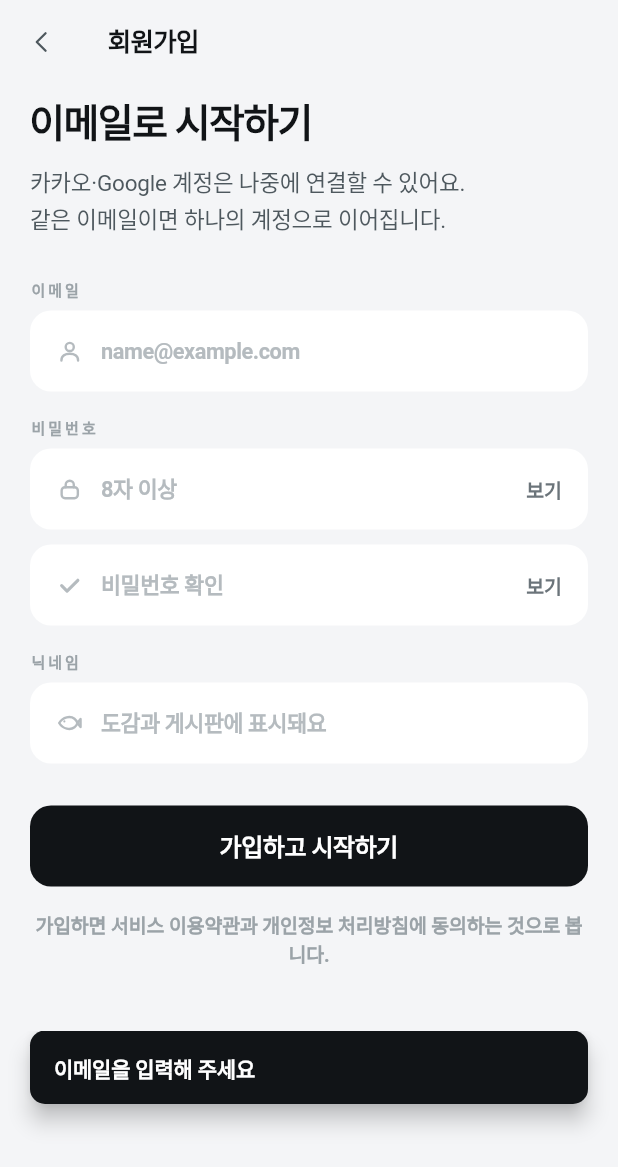
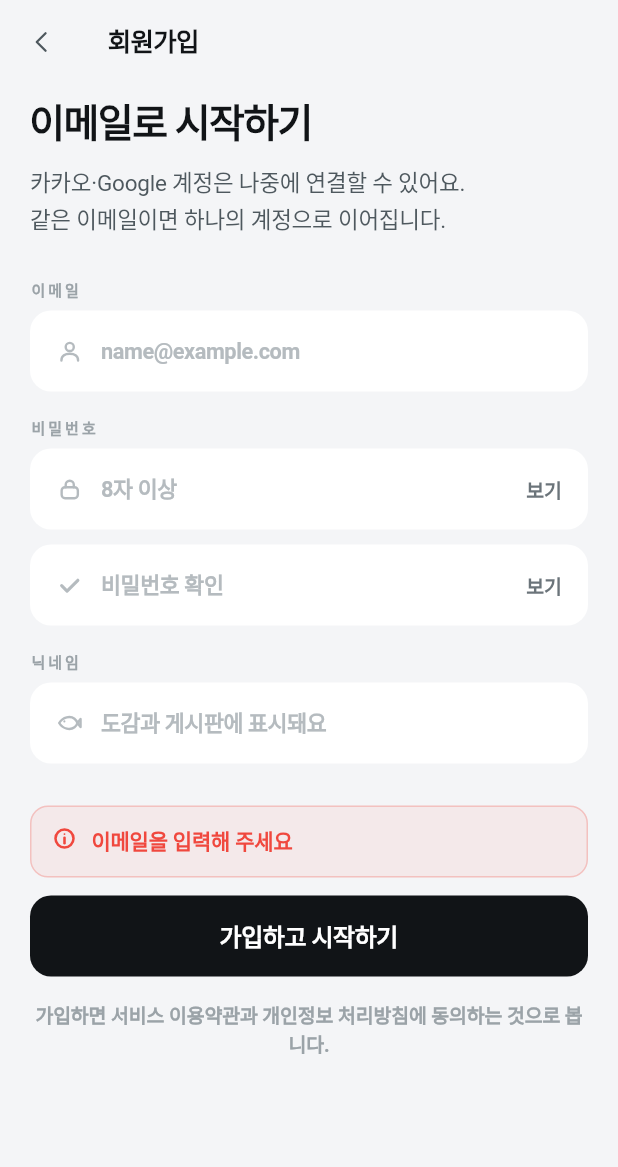
Before and after one commit to hyun7494/APA, a Flutter app: the SignUpScreen screen opened by its route, after a tap on "가입하고 시작하기", on a phone screen of 412 x 824 dp. Shown: the top 1167 px of the screen. Run offline on Flutter 3.47's test engine with Material 3 defaults, Android fonts, the phone set to English and light mode, and no system bars; our stand-ins replace dio, flutter_riverpod, flutter_secure_storage, go_router, google_fonts, google_sign_in and 1 more; missing offline and left inert: kakao_flutter_sdk_user; accounts and stored records are empty; Roboto replaces fonts that are missing (Gothic A1).

Commit message:
fix: keep the reason a login failed on screen
A failed login said why in a snackbar: bottom of the screen, four seconds, gone.
That is the wrong container for this error. It appears far from the button the
user just pressed, and it takes itself away before they have decided what to do
next — which for "이메일 또는 비밀번호가 올바르지 않습니다" is the whole point, since
the next move is to retype something or go and sign up.

The message now sits inline, directly above the button that was pressed, and
stays until the user starts editing a field. Editing clears it, because a red
line about the previous attempt is worse than nothing once the input has
changed: people read it as a verdict on what they just typed.

Client-side validation goes to the same place. To a user "이메일과 비밀번호를
입력해 주세요" and a 401 are both just the reason it did not work, and having one
appear inline and the other flash at the bottom teaches nothing about which is
which. Sign-up gets the same treatment; "이미 가입된 이메일입니다" needs to survive
long enough to be acted on.

The link dialog keeps its own copy, because the screen's error slot is behind
it. A wrong password there used to reopen the dialog with no explanation, which
looks like the app simply refusing.

The mechanism was never broken — a widget test confirms the snackbar did appear.
It was that nobody saw it. The new test asserts the message is still present
after pumpAndSettle, which the snackbar version fails.

Co-Authored-By: Claude Opus 5 <noreply@anthropic.com>

```diff
--- a/fishing_app/lib/screens/signup_screen.dart
+++ b/fishing_app/lib/screens/signup_screen.dart
@@ -31,8 +31,26 @@ class _SignUpScreenState extends ConsumerState<SignUpScreen> {
   final _passwordConfirm = TextEditingController();
   final _nickname = TextEditingController();
 
+  /// 서버에 가기 전에 우리가 아는 오류. 서버가 준 문구와 같은 자리에 그린다.
+  String? _localError;
+
   /// 서버 규칙과 같은 값이다 (`PasswordPolicy.MIN_LENGTH`).
   static const _minPasswordLength = 8;
+
+  @override
+  void initState() {
+    super.initState();
+    // 고치기 시작하면 지운다 — 방금 바꾼 값에 대한 판정이 아직 없는데
+    // 빨간 문구가 남아 있으면 그것부터 의심하게 된다.
+    for (final field in [_email, _password, _passwordConfirm, _nickname]) {
+      field.addListener(_clearErrors);
+    }
+  }
+
+  void _clearErrors() {
+    if (_localError != null) setState(() => _localError = null);
+    ref.read(authControllerProvider.notifier).clearError();
+  }
 
   @override
   void dispose() {
@@ -46,14 +64,6 @@ class _SignUpScreenState extends ConsumerState<SignUpScreen> {
   @override
   Widget build(BuildContext context) {
     final auth = ref.watch(authControllerProvider);
-
-    ref.listen(authControllerProvider, (previous, next) {
-      final error = next.error;
-      if (error != null && error != previous?.error) {
-        _toast(error.message);
-        ref.read(authControllerProvider.notifier).clearError();
-      }
-    });
 
     return Scaffold(
       backgroundColor: AppColors.bg,
@@ -152,6 +162,9 @@ class _SignUpScreenState extends ConsumerState<SignUpScreen> {
                 ),
               ),
               const SizedBox(height: 28),
+              // 방금 누른 버튼 바로 위. "이미 가입된 이메일입니다" 를 스낵바로 4초 띄우면
+              // 그 뒤로 무엇을 해야 할지(로그인하러 갈지) 정할 시간이 없다.
+              AuthErrorBox(message: _localError ?? auth.error?.message),
 
               if (auth.emailBusy)
                 Container(
@@ -198,14 +211,14 @@ class _SignUpScreenState extends ConsumerState<SignUpScreen> {
     final password = _password.text;
     final nickname = _nickname.text.trim();
 
-    if (email.isEmpty) return _toast('이메일을 입력해 주세요');
+    if (email.isEmpty) return _fail('이메일을 입력해 주세요');
     if (password.length < _minPasswordLength) {
-      return _toast('비밀번호는 $_minPasswordLength자 이상이어야 합니다');
+      return _fail('비밀번호는 $_minPasswordLength자 이상이어야 합니다');
     }
     if (password != _passwordConfirm.text) {
-      return _toast('비밀번호가 서로 다릅니다');
+      return _fail('비밀번호가 서로 다릅니다');
     }
-    if (nickname.isEmpty) return _toast('닉네임을 입력해 주세요');
+    if (nickname.isEmpty) return _fail('닉네임을 입력해 주세요');
 
     final ok = await ref.read(authControllerProvider.notifier).signUp(
       email: email,
@@ -218,9 +231,5 @@ class _SignUpScreenState extends ConsumerState<SignUpScreen> {
     context.go(widget.redirectTo ?? '/home');
   }
 
-  void _toast(String message) {
-    ScaffoldMessenger.of(context)
-      ..hideCurrentSnackBar()
-      ..showSnackBar(SnackBar(content: Text(message)));
-  }
+  void _fail(String message) => setState(() => _localError = message);
 }
--- a/fishing_app/lib/widgets/auth_field.dart
+++ b/fishing_app/lib/widgets/auth_field.dart
@@ -148,3 +148,55 @@ class AuthDivider extends StatelessWidget {
     );
   }
 }
+
+/// 로그인·가입 실패를 입력칸 바로 옆에 남겨 두는 자리.
+///
+/// **스낵바로는 부족하다.** 화면 맨 아래에 4초 떴다 사라지는 것은 방금 누른 버튼에서 멀고,
+/// 눈을 잠깐 떼면 놓친다. 로그인 실패는 "다음에 무엇을 해야 하는지"를 정해야 하는 오류라
+/// 사용자가 다시 시도할 때까지 **눈앞에 남아 있어야** 한다.
+class AuthErrorBox extends StatelessWidget {
+  const AuthErrorBox({super.key, required this.message});
+
+  /// null 이면 아무것도 그리지 않는다 — 자리도 차지하지 않는다.
+  final String? message;
+
+  @override
+  Widget build(BuildContext context) {
+    final message = this.message;
+    if (message == null) return const SizedBox.shrink();
+
+    return Padding(
+      padding: const EdgeInsets.only(bottom: 12),
+      child: Container(
+        width: double.infinity,
+        padding: const EdgeInsets.symmetric(horizontal: 14, vertical: 12),
+        decoration: BoxDecoration(
+          color: AppColors.alert.withValues(alpha: 0.07),
+          borderRadius: BorderRadius.circular(12),
+          border: Border.all(color: AppColors.alert.withValues(alpha: 0.25)),
+        ),
+        child: Row(
+          crossAxisAlignment: CrossAxisAlignment.start,
+          children: [
+            const Padding(
+              padding: EdgeInsets.only(top: 1),
+              child: LineIcon(
+                AppIcon.info,
+                size: 16,
+                color: AppColors.alert,
+                stroke: 1.7,
+              ),
+            ),
+            const SizedBox(width: 10),
+            Expanded(
+              child: Text(
+                message,
+                style: AppText.bodySmall.copyWith(color: AppColors.alert),
+              ),
+            ),
+          ],
+        ),
+      ),
+    );
+  }
+}
```
Also changed, not shown: fishing_app/lib/screens/login_screen.dart (+36 -22 lines), 1 other file.
